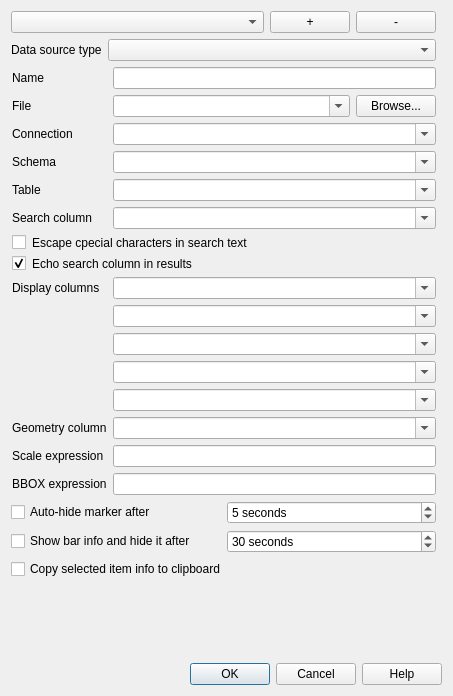
This is Discovery/config_dialog.ui in lutraconsulting/qgis-discovery-plugin as Qt 5 draws it before an edit. The edited form follows.
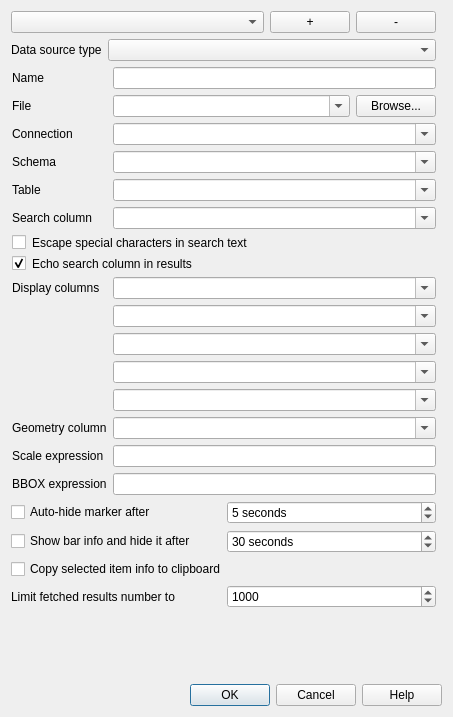
This is the edited form.

Commit message: Added config option for maximum number of fetched results

Diff of the .ui file:
```diff
--- a/Discovery/config_dialog.ui
+++ b/Discovery/config_dialog.ui
@@ -10,7 +10,7 @@
     <x>0</x>
     <y>0</y>
     <width>453</width>
-    <height>696</height>
+    <height>717</height>
    </rect>
   </property>
   <property name="sizePolicy">
@@ -522,7 +522,7 @@
              <string notr="true">border-bottom:0px</string>
             </property>
             <property name="text">
-             <string>Escape cpecial characters in search text</string>
+             <string>Escape special characters in search text</string>
             </property>
            </widget>
           </item>
@@ -594,6 +594,33 @@
          </property>
         </widget>
        </item>
+       <item row="3" column="0">
+        <layout class="QHBoxLayout" name="horizontalLayout_6">
+         <property name="bottomMargin">
+          <number>20</number>
+         </property>
+         <item>
+          <widget class="QLabel" name="label_12">
+           <property name="text">
+            <string>Limit fetched results number to</string>
+           </property>
+          </widget>
+         </item>
+         <item>
+          <widget class="QSpinBox" name="spinLimitResults">
+           <property name="minimum">
+            <number>1</number>
+           </property>
+           <property name="maximum">
+            <number>9999999</number>
+           </property>
+           <property name="value">
+            <number>1000</number>
+           </property>
+          </widget>
+         </item>
+        </layout>
+       </item>
       </layout>
      </item>
     </layout>
```
Left out of the diff: 48 changed lines with no effect on the pictures. The commit also changes 7 other files.
